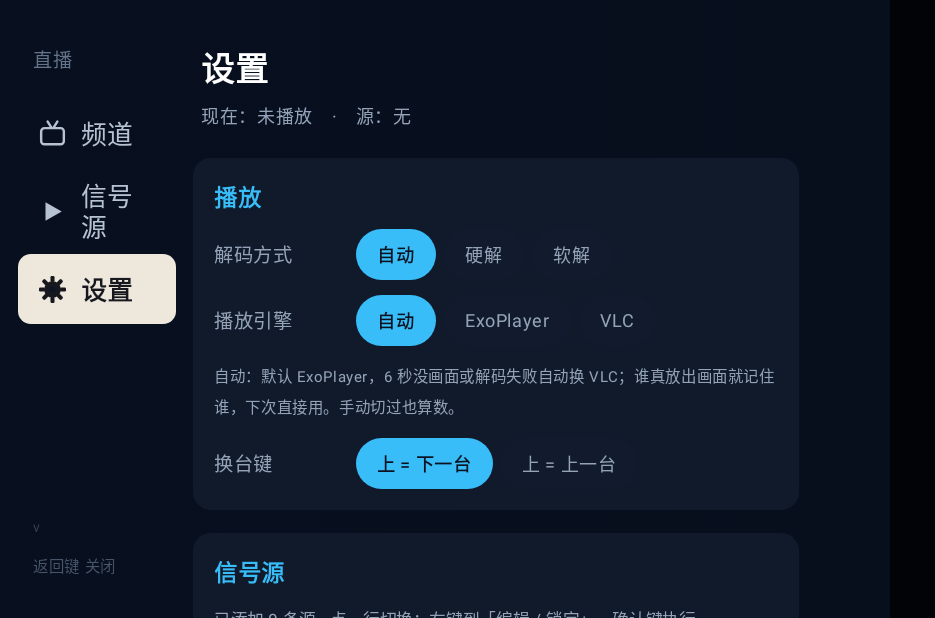
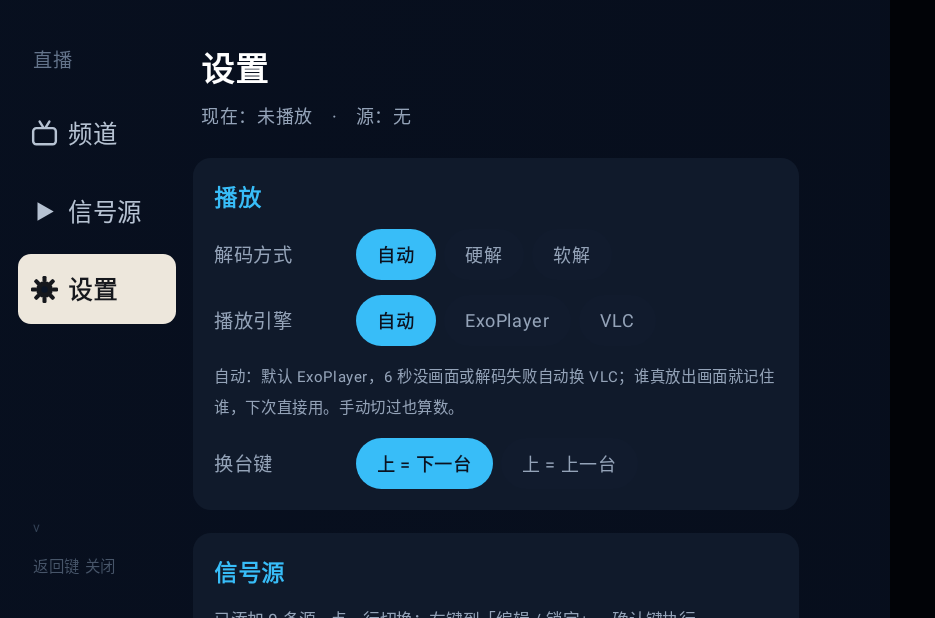
Before and after one commit to lzp1314/meiying-tv, an Android app built with Jetpack Compose: the TvActivity screen opened directly, with no data from a screen before it, after a tap on "设置", on a phone screen of 824 x 412 dp (held sideways). Shown: the whole screen, without its empty margins (0-935 px from the left). Run offline under Robolectric (Android 15) with nearby library versions, the phone set to English and light mode, and no system bars; pictures from the network do not load; 1 statement that could not run was skipped.

Commit message:
0.5.7：底部进度条随 OSD 3 秒隐藏；导航文字不换行；刷新全部信号源串行不打断播放；每行源加独立刷新入口

```diff
--- a/android/app/build.gradle.kts
+++ b/android/app/build.gradle.kts
@@ -15,8 +15,8 @@ android {
         targetSdk = 36
         // 覆盖安装（升级）必须递增 versionCode；包名与签名不变时
         // SharedPreferences（源列表、锁定、上次频道）会自动保留
-        versionCode = 32
-        versionName = "0.5.6"
+        versionCode = 33
+        versionName = "0.5.7"
 
         ndk {
             // libVLC 每个 ABI 的 .so 就有 38–50MB，四种全带会让 APK 破百兆。
--- a/android/app/src/main/java/com/lik/iptvplayer/ui/Lobby.kt
+++ b/android/app/src/main/java/com/lik/iptvplayer/ui/Lobby.kt
@@ -123,6 +123,7 @@ internal fun LobbyPanel(
     onDropDraft: (DraftSource) -> Unit,
     onAddManual: (String, String, String) -> String?,
     onRefresh: () -> Unit,
+    onRefreshSource: (Source) -> Unit,
     decoder: String,
     errorCode: String = "",
     mediaInfo: String = "",
@@ -187,6 +188,7 @@ internal fun LobbyPanel(
                         onSwitch = onSwitchSource,
                         onLock = onLock,
                         onEdit = onEdit,
+                        onRefresh = onRefreshSource,
                     )
                     LobbyTab.Settings -> SettingsPage(
                         current = current,
@@ -204,6 +206,7 @@ internal fun LobbyPanel(
                         keyUpNext = keyUpNext,
                         onKeyUpNext = onKeyUpNext,
                         onRefresh = onRefresh,
+                        onRefreshSource = onRefreshSource,
                         updateUrl = updateUrl,
                         onUpdateUrl = onUpdateUrl,
                         pairInfo = pairInfo,
@@ -348,16 +351,20 @@ private fun NavItem(
                 }
             }
             .clickable { onClick() }
-            .padding(horizontal = if (isTv) 16.dp else 10.dp),
+            // 0.5.7：导航项宽度有限，「信号源」三个字原来被挤到换行。
+            // 收紧左右留白和图标间距，给文字腾出一排的宽度；手机端也一起收紧。
+            .padding(horizontal = if (isTv) 10.dp else 8.dp),
         verticalAlignment = Alignment.CenterVertically,
     ) {
         NavIcon(tab, fg)
-        Spacer(Modifier.width(if (isTv) 12.dp else 8.dp))
+        Spacer(Modifier.width(if (isTv) 8.dp else 6.dp))
         Text(
             tab.label,
             color = fg,
-            fontSize = if (isTv) 20.sp else 16.sp,
+            fontSize = if (isTv) 19.sp else 16.sp,
             fontWeight = if (selected || focused) FontWeight.SemiBold else FontWeight.Normal,
+            maxLines = 1,
+            softWrap = false,
         )
     }
 }
@@ -743,6 +750,7 @@ private fun SourcesPage(
     onSwitch: (Source) -> Unit,
     onLock: (Source) -> Unit,
     onEdit: (Source) -> Unit,
+    onRefresh: (Source) -> Unit,
 ) {
     // 第四点：光标停在「当前正在用的源」上，不是永远落在第一条
     val activeFocus = remember { FocusRequester() }
@@ -774,6 +782,7 @@ private fun SourcesPage(
                     onSwitch = { onSwitch(one) },
                     onLock = { onLock(one) },
                     onEdit = { onEdit(one) },
+                    onRefresh = { onRefresh(one) },
                 )
             }
             if (sources.isEmpty()) {
@@ -908,6 +917,7 @@ private fun SettingsPage(
     keyUpNext: Boolean,
     onKeyUpNext: (Boolean) -> Unit,
     onRefresh: () -> Unit,
+    onRefreshSource: (Source) -> Unit,
     updateUrl: String,
     onUpdateUrl: (String) -> Unit,
     pairInfo: PairInfo?,
@@ -1001,10 +1011,11 @@ private fun SettingsPage(
                             onSwitch = { onSwitchSource(one) },
                             onLock = { onLock(one) },
                             onEdit = { onEdit(one) },
+                            onRefresh = { onRefreshSource(one) },
                         )
                     }
                 }
-                TextButton(onClick = onRefresh) { Text("刷新信号源", fontSize = 14.sp) }
+                TextButton(onClick = onRefresh) { Text("刷新全部信号源", fontSize = 14.sp) }
                 AddSourceQrBlock(isTv, pairInfo, pending, onSaveDraft, onDropDraft, onAddManual)
             }
         }
```
Also changed, not shown: android/app/src/main/java/com/lik/iptvplayer/ui/PlayerScreen.kt (+69 -6 lines).
